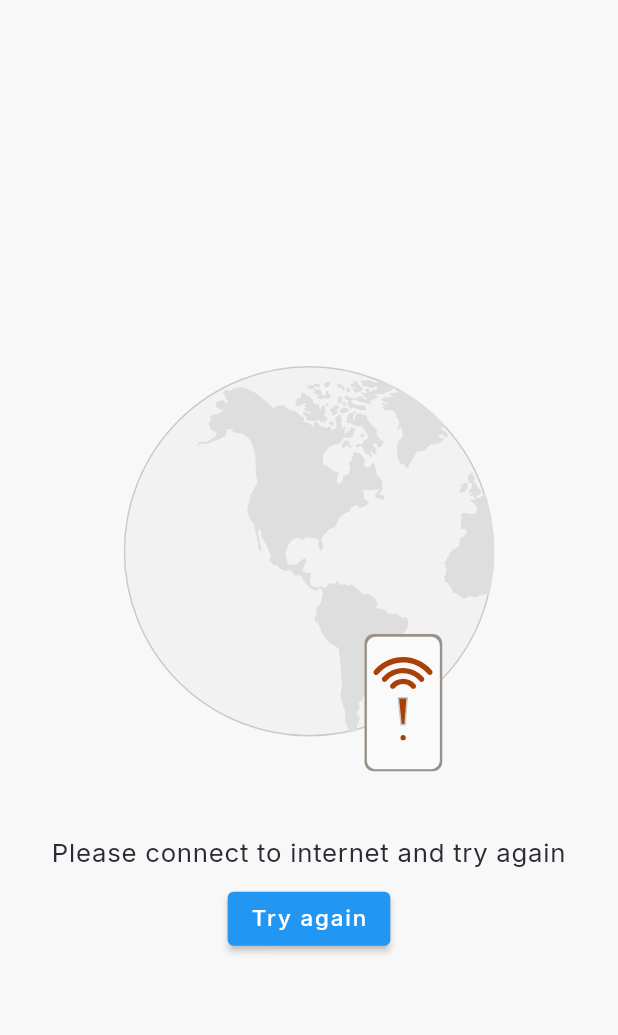
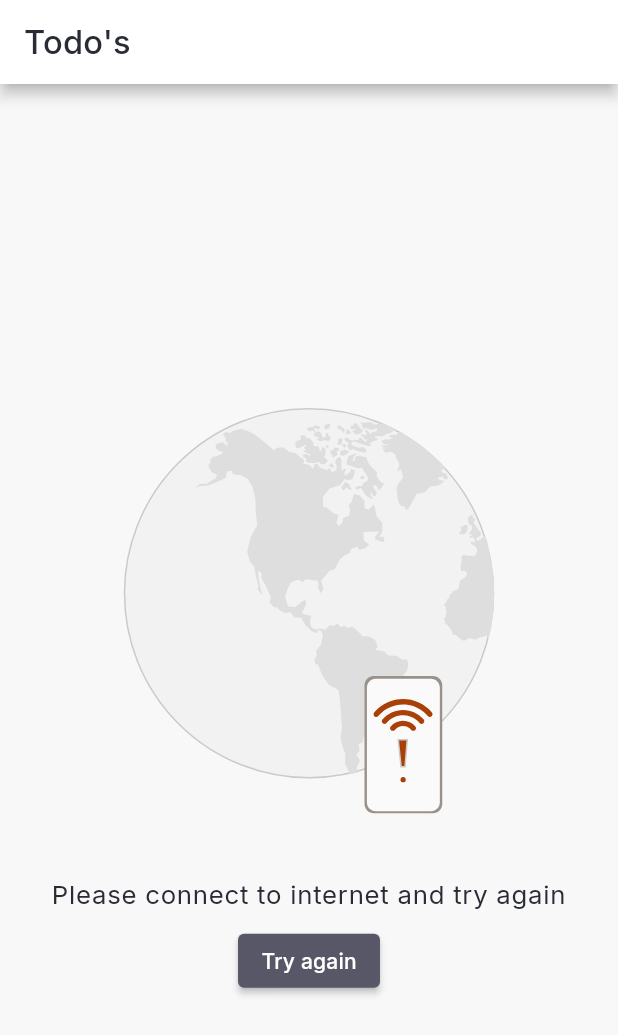
Before and after one commit to jigarfumakiya/todo-sample_app, a Flutter app: the screen it shows after launch, on a phone screen of 412 x 824 dp. Shown: the top 1035 px of the screen. Run offline on Flutter 3.47's test engine with Material 2 defaults, Android fonts, the phone set to English and light mode, and no system bars; our stand-ins replace bloc, dartz, dio, equatable, flutter_bloc, flutter_screenutil and 6 more.

```diff
--- a/lib/app.dart
+++ b/lib/app.dart
@@ -25,7 +25,6 @@ class _TodoAppState extends State<TodoApp> {
     super.initState();
 
     /// Call internetCheck on the appCubit when the widget is initialized
-
     appCubit.internetCheck();
   }
 
@@ -60,7 +59,9 @@ class _TodoAppState extends State<TodoApp> {
                 return const AuthWidget();
               } else {
                 // Show the InternetNotAvailableWidget if the state is not AppLoading or AppInternetAvailable
-                return const InternetNotAvailableWidget();
+                return InternetNotAvailableWidget(
+                  tryAgainTap: onTryAgainTap,
+                );
               }
             },
           ),
@@ -68,4 +69,8 @@ class _TodoAppState extends State<TodoApp> {
       ),
     );
   }
+
+  void onTryAgainTap() {
+    appCubit.internetCheck();
+  }
 }
--- a/lib/core/common/internet_not_avaliable.dart
+++ b/lib/core/common/internet_not_avaliable.dart
@@ -1,14 +1,24 @@
 import 'package:flutter/material.dart';
 import 'package:lottie/lottie.dart';
 import 'package:todo_sample_app/core/app/app_assets.dart';
+import 'package:todo_sample_app/core/app/app_colors.dart';
 
 class InternetNotAvailableWidget extends StatelessWidget {
-  const InternetNotAvailableWidget({Key? key}) : super(key: key);
+  final VoidCallback tryAgainTap;
+
+  const InternetNotAvailableWidget({
+    Key? key,
+    required this.tryAgainTap,
+  }) : super(key: key);
 
   @override
   Widget build(BuildContext context) {
     final theme = Theme.of(context).textTheme;
     return Scaffold(
+      appBar: AppBar(
+        backgroundColor: Colors.white,
+        title: Text('Todo\'s', style: theme.headline6),
+      ),
       body: SizedBox(
         width: double.infinity,
         child: Column(
@@ -24,8 +34,15 @@ class InternetNotAvailableWidget extends StatelessWidget {
             ),
             const SizedBox(height: 10),
             ElevatedButton(
-              onPressed: () {},
-              child: const Text('Try again'),
+              onPressed: tryAgainTap,
+              style: ElevatedButton.styleFrom(
+                backgroundColor: AppColors.independenceColor,
+              ),
+              child: Text('Try again',
+                  style: theme.headline6!.copyWith(
+                    fontSize: 14,
+                    color: Colors.white,
+                  )),
             )
           ],
         ),
```
Also changed, not shown: lib/feature/todo/presentation/home/widget/todo_dashboard_widget.dart (+26 -10 lines), lib/feature/todo/presentation/home/widget/todo_list_item_widget.dart (+6 -1 lines), lib/feature/todo/presentation/home/widget/todo_list_widget.dart (+35 -19 lines).
